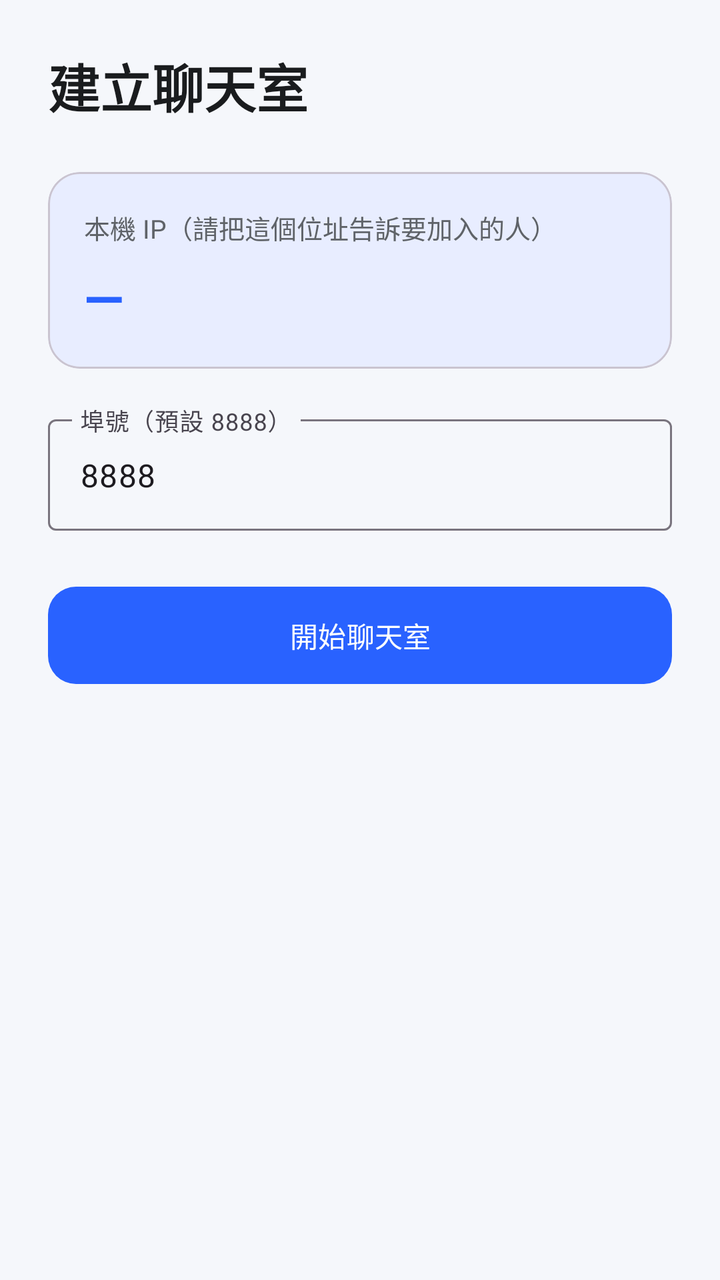
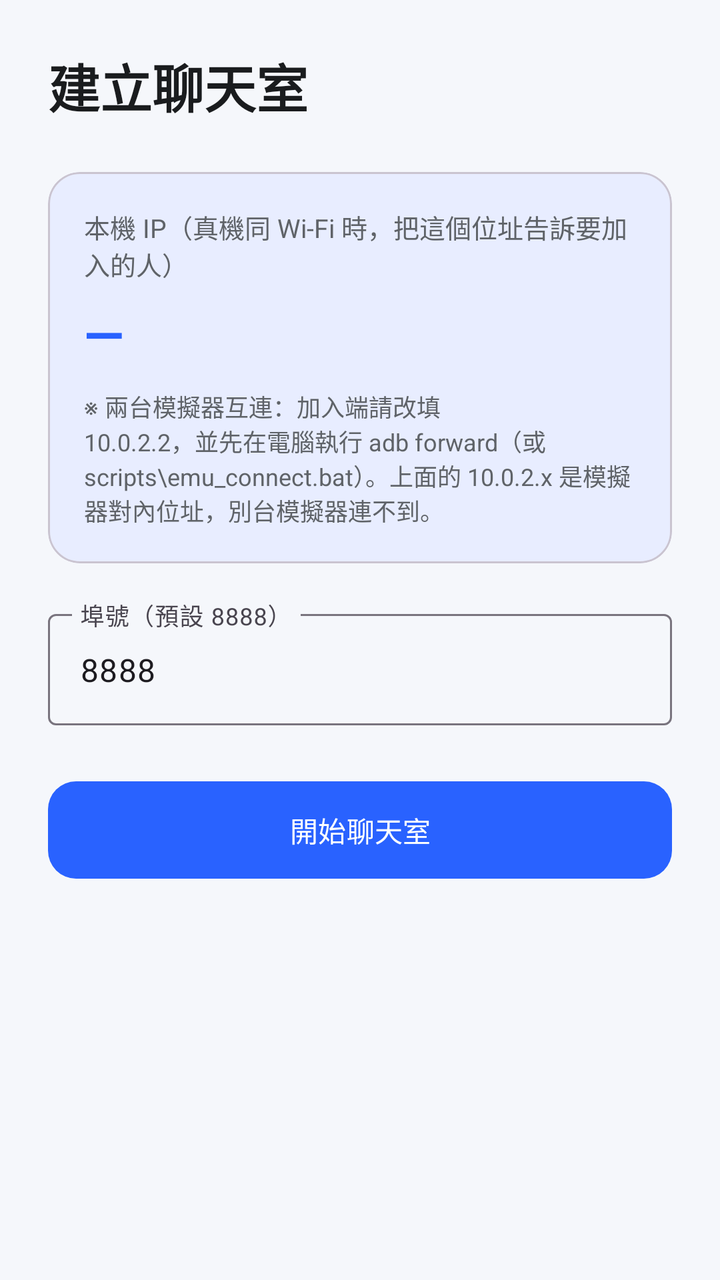

The first picture is an Android layout as it rendered before a commit; the second is the same layout after the commit. The layout source and the unified diff follow.
<!-- AndroidManifest.xml: application theme Theme.ChatHub -->
<!-- res/layout/activity_host_setup.xml -->
<?xml version="1.0" encoding="utf-8"?>
<androidx.constraintlayout.widget.ConstraintLayout
    xmlns:android="http://schemas.android.com/apk/res/android"
    xmlns:app="http://schemas.android.com/apk/res-auto"
    android:id="@+id/hostSetupRoot"
    android:layout_width="match_parent"
    android:layout_height="match_parent"
    android:background="@color/bg">

    <LinearLayout
        android:layout_width="match_parent"
        android:layout_height="wrap_content"
        android:orientation="vertical"
        android:padding="24dp"
        app:layout_constraintTop_toTopOf="parent">

        <TextView
            android:layout_width="wrap_content"
            android:layout_height="wrap_content"
            android:text="@string/host_setup_title"
            android:textColor="@color/text_primary"
            android:textSize="26sp"
            android:textStyle="bold" />

        
        <com.google.android.material.card.MaterialCardView
            android:layout_width="match_parent"
            android:layout_height="wrap_content"
            android:layout_marginTop="24dp"
            app:cardBackgroundColor="#E8EDFF"
            app:cardCornerRadius="16dp"
            app:cardElevation="0dp">

            <LinearLayout
                android:layout_width="match_parent"
                android:layout_height="wrap_content"
                android:orientation="vertical"
                android:padding="18dp">

                <TextView
                    android:layout_width="wrap_content"
                    android:layout_height="wrap_content"
                    android:text="@string/local_ip_label"
                    android:textColor="@color/text_secondary"
                    android:textSize="13sp" />

                <TextView
                    android:id="@+id/tvLocalIp"
                    android:layout_width="wrap_content"
                    android:layout_height="wrap_content"
                    android:layout_marginTop="8dp"
                    android:text="—"
                    android:textColor="@color/brand_primary"
                    android:textSize="26sp"
                    android:textStyle="bold" />
            </LinearLayout>
        </com.google.android.material.card.MaterialCardView>

        
        <com.google.android.material.textfield.TextInputLayout
            android:layout_width="match_parent"
            android:layout_height="wrap_content"
            android:layout_marginTop="20dp"
            style="@style/Widget.Material3.TextInputLayout.OutlinedBox">

            <com.google.android.material.textfield.TextInputEditText
                android:id="@+id/etHostPort"
                android:layout_width="match_parent"
                android:layout_height="wrap_content"
                android:hint="@string/port_hint"
                android:inputType="number"
                android:text="8888" />
        </com.google.android.material.textfield.TextInputLayout>

        
        <Button
            android:id="@+id/btnStartServer"
            style="@style/AppButton.Primary"
            android:layout_width="match_parent"
            android:layout_height="wrap_content"
            android:layout_marginTop="24dp"
            android:text="@string/start_server" />
    </LinearLayout>
</androidx.constraintlayout.widget.ConstraintLayout>
<!-- resources referenced by this layout -->
<resources>
  <color name="bg">#F5F7FB</color>
  <color name="brand_primary">#2962FF</color>
  <color name="text_primary">#1A1C1E</color>
  <color name="text_secondary">#5F6368</color>
  <string name="host_setup_title">建立聊天室</string>
  <string name="local_ip_label">本機 IP（請把這個位址告訴要加入的人）</string>
  <string name="port_hint">埠號（預設 8888）</string>
  <string name="start_server">開始聊天室</string>
  <style name="AppButton.Primary" parent="Widget.Material3.Button">
          <item name="backgroundTint">@color/brand_primary</item>
          <item name="android:textColor">@color/white</item>
          <item name="cornerRadius">14dp</item>
          <item name="android:paddingTop">14dp</item>
          <item name="android:paddingBottom">14dp</item>
      </style>
  <style name="Theme.ChatHub" parent="Base.Theme.ChatHub" />
  <color name="white">#FFFFFFFF</color>
  <style name="Base.Theme.ChatHub" parent="Theme.Material3.DayNight.NoActionBar">
          <item name="colorPrimary">@color/brand_primary</item>
          <item name="colorPrimaryDark">@color/brand_primary_dark</item>
          <item name="colorOnPrimary">@color/white</item>
          <item name="colorSecondary">@color/brand_accent</item>
          <item name="android:colorBackground">@color/bg</item>
          <item name="colorSurface">@color/surface</item>
          
          <item name="android:statusBarColor">@color/brand_primary</item>
      </style>
  <color name="brand_primary_dark">#0039CB</color>
  <color name="brand_accent">#00BFA5</color>
  <color name="surface">#FFFFFF</color>
</resources>

<!-- the commit's change to res/layout/activity_host_setup.xml (unified diff, before → after) -->
@@ -53,6 +53,15 @@
                     android:textColor="@color/brand_primary"
                     android:textSize="26sp"
                     android:textStyle="bold" />
+
+                <TextView
+                    android:id="@+id/tvEmulatorHint"
+                    android:layout_width="match_parent"
+                    android:layout_height="wrap_content"
+                    android:layout_marginTop="10dp"
+                    android:text="@string/host_emulator_hint"
+                    android:textColor="@color/text_secondary"
+                    android:textSize="12sp" />
             </LinearLayout>
         </com.google.android.material.card.MaterialCardView>
 
<!-- resource entries referenced after the edit -->
@@ -4,8 +4,9 @@
   <color name="brand_primary">#2962FF</color>
   <color name="text_primary">#1A1C1E</color>
   <color name="text_secondary">#5F6368</color>
+  <string name="host_emulator_hint">※ 兩台模擬器互連：加入端請改填 10.0.2.2，並先在電腦執行 adb forward（或 scripts\\emu_connect.bat）。上面的 10.0.2.x 是模擬器對內位址，別台模擬器連不到。</string>
   <string name="host_setup_title">建立聊天室</string>
-  <string name="local_ip_label">本機 IP（請把這個位址告訴要加入的人）</string>
+  <string name="local_ip_label">本機 IP（真機同 Wi-Fi 時，把這個位址告訴要加入的人）</string>
   <string name="port_hint">埠號（預設 8888）</string>
   <string name="start_server">開始聊天室</string>
   <style name="AppButton.Primary" parent="Widget.Material3.Button">
